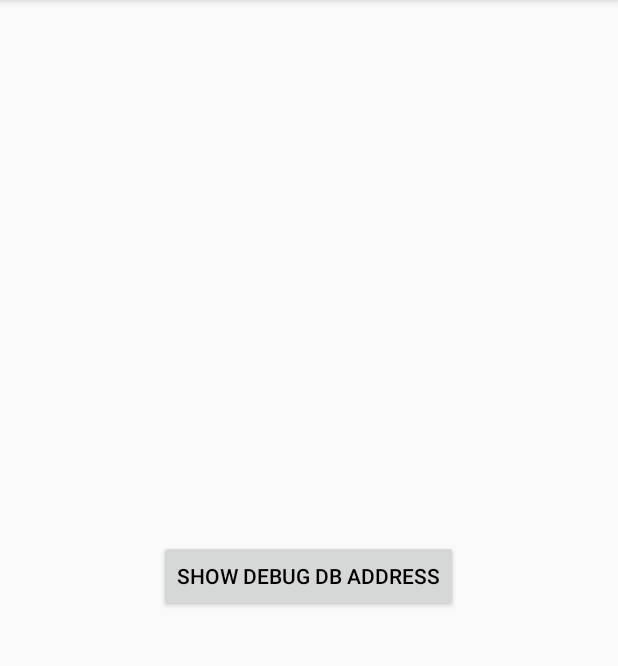
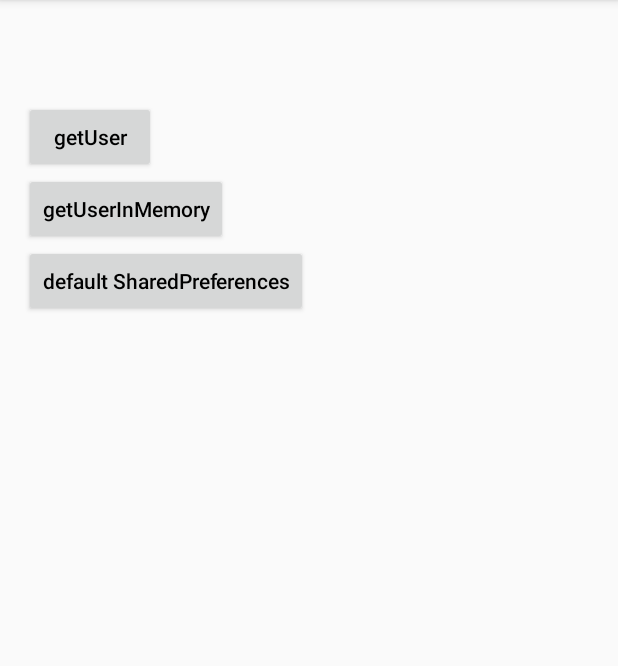
Before and after one commit to fox-zhw/DBDebug, an Android app: the screen it shows after launch (MainActivity), on a phone screen of 412 x 824 dp, the part 84-750 px from its top. Run offline under Robolectric (Android 15) with nearby library versions, the phone set to English and light mode, and no system bars; our stand-ins replace Room's generated code; libraries missing offline, so code that uses them is left out: android.arch.persistence; 1 statement that could not run was skipped.

Commit message:
<>commit

```diff
--- a/app/src/main/java/com/example/dbdubug/MainActivity.java
+++ b/app/src/main/java/com/example/dbdubug/MainActivity.java
@@ -5,10 +5,14 @@ import android.annotation.SuppressLint;
 import android.content.Context;
 import android.content.SharedPreferences;
 import android.os.Bundle;
+import android.os.Handler;
+import android.os.HandlerThread;
 import android.preference.PreferenceManager;
 import android.support.v7.app.AppCompatActivity;
 import android.util.Log;
 import android.view.View;
+import android.widget.Button;
+import android.widget.TextView;
 
 import com.example.dbdubug.database.CarDBHelper;
 import com.example.dbdubug.database.ContactDBHelper;
@@ -20,15 +24,27 @@ import com.example.dbdubug.utils.Utils;
 import java.util.ArrayList;
 import java.util.HashSet;
 import java.util.List;
+import java.util.Map;
 import java.util.Set;
 
 public class MainActivity extends AppCompatActivity {
-	public static final String TAG = "MainActivity";
+	public static final String TAG = "TTTTT";
+
+	Handler mHandler;
+
+	UserDBHelper userDBHelper;
+
 	@SuppressLint("CommitPrefEdits")
 	@Override
 	protected void onCreate(Bundle savedInstanceState) {
 		super.onCreate(savedInstanceState);
 		setContentView(R.layout.activity_main);
+
+		((TextView)findViewById(R.id.tv_address)).setText(Utils.showDebugDBAddressLogToast(getApplicationContext()));
+
+		HandlerThread handlerThread = new HandlerThread("handler thread");
+		handlerThread.start();
+		mHandler = new Handler(handlerThread.getLooper());
 
 		Set<String> stringSet = new HashSet<>();
 		stringSet.add("SetOne");
@@ -82,22 +98,22 @@ public class MainActivity extends AppCompatActivity {
 		}
 
 		// Room database
-		UserDBHelper userDBHelper = new UserDBHelper(getApplicationContext());
-//		if (userDBHelper.count() == 0) {
-//			List<User> userList = new ArrayList<>();
-//			for (int i = 0; i < 20; i++) {
-//				User user = new User();
-//				user.id = (long)(i + 1);
-//				user.name = "user_" + i;
-//				userList.add(user);
-//			}
-//			userDBHelper.insertUser(userList);
-//		}
+		userDBHelper = new UserDBHelper(getApplicationContext());
+		if (userDBHelper.count() == 0) {
+			List<User> userList = new ArrayList<>();
+			for (int i = 0; i < 5; i++) {
+				User user = new User();
+				user.id = (long)(i + 1);
+				user.name = "user_" + i;
+				userList.add(user);
+			}
+			userDBHelper.insertUser(userList);
+		}
 
 		// Room inMemory database
 		if (userDBHelper.countInMemory() == 0) {
 			List<User> userList = new ArrayList<>();
-			for (int i = 0; i < 20; i++) {
+			for (int i = 0; i < 5; i++) {
 				User user = new User();
 				user.id = (long)(i + 1);
 				user.name = "in_memory_user_" + i;
@@ -108,18 +124,35 @@ public class MainActivity extends AppCompatActivity {
 
 		Utils.setCustomDatabaseFiles(getApplicationContext());
 		Utils.setInMemoryRoomDatabases(userDBHelper.getInMemoryDatabase());
-
-		NetworkUtils.getInstance().init(getApplicationContext());
-		NetworkUtils.getInstance().addNetworkStateListener(new NetworkUtils.INetworkStateListener() {
-			@Override
-			public void onNetworkState(int netState, int type) {
-				Log.e(TAG, "onNetworkState: " + netState);
-				Log.e(TAG, "onNetworkState: " + type);
-			}
-		});
 	}
 
-	public void showDebugDbAddress(View view) {
-		Utils.showDebugDBAddressLogToast(getApplicationContext());
+	public void click(View view) {
+		switch (view.getId()) {
+			case R.id.bt_user:
+				mHandler.post(new Runnable() {
+					@Override
+					public void run() {
+						List<User> user = userDBHelper.getUser();
+						Log.w(TAG, "getUser: " + user.toString());
+					}
+				});
+				break;
+			case R.id.bt_user_memory:
+				mHandler.post(new Runnable() {
+					@Override
+					public void run() {
+						List<User> user = userDBHelper.getUserInMemory();
+						Log.w(TAG, "getUserInMemory: " + user.toString());
+					}
+				});
+				break;
+			case R.id.bt_shared_preferences:
+				SharedPreferences sharedPreferences = PreferenceManager.getDefaultSharedPreferences(getApplicationContext());
+				Map<String, ?> all = sharedPreferences.getAll();
+				Log.w(TAG, "SharedPreferences: " + all.toString());
+				break;
+			default:
+				break;
+		}
 	}
 }
--- a/app/src/main/java/com/example/dbdubug/NetworkUtils.java
+++ /dev/null
@@ -1,187 +0,0 @@
-package com.example.dbdubug;
-
-import android.content.BroadcastReceiver;
-import android.content.Context;
-import android.content.Intent;
-import android.content.IntentFilter;
-import android.net.ConnectivityManager;
-import android.net.NetworkInfo;
-import android.support.annotation.IntDef;
-import android.util.Log;
-
-import java.lang.annotation.Retention;
-import java.lang.annotation.RetentionPolicy;
-import java.util.ArrayList;
-import java.util.List;
-
-/**
- * @version 1.1
- * @date 2018/10/11
- */
-
-public class NetworkUtils {
-	public static final String TAG = "Weather0-NetworkUtils";
-	private Context mContext = null;
-	private NetworkConnectChangedReceiver networkConnectChangedReceiver;
-	private final List<INetworkStateListener> networkConnectListeners = new ArrayList<>();
-	@NetState
-	private volatile int netState = STATE_UNKNOWN;
-	public static final int STATE_CONNECTING = 1;
-	public static final int STATE_CONNECTED = 2;
-	public static final int STATE_SUSPENDED = 3;
-	public static final int STATE_DISCONNECTING = 4;
-	public static final int STATE_DISCONNECTED = 5;
-	public static final int STATE_UNKNOWN = 6;
-
-	@NetType
-	private volatile int netType = TYPE_UNKNOWN;
-	public static final int TYPE_WIFI = 11;
-	public static final int TYPE_MOBILE = 12;
-	public static final int TYPE_UNKNOWN = 13;
-
-	/**
-	 * 网络状态
-	 */
-	@IntDef({STATE_CONNECTING,
-			STATE_CONNECTED,
-			STATE_SUSPENDED,
-			STATE_DISCONNECTING,
-			STATE_DISCONNECTED,
-			STATE_UNKNOWN})
-	@Retention(RetentionPolicy.SOURCE)
-	public @interface NetState {
-
-	}
-
-	/**
-	 * 网络类型
-	 */
-	@IntDef({TYPE_WIFI,
-			TYPE_MOBILE,
-			TYPE_UNKNOWN})
-	@Retention(RetentionPolicy.SOURCE)
-	public @interface NetType {
-
-	}
-
-	private NetworkUtils() {
-	}
-
-	public static NetworkUtils getInstance() {
-		return SingletonHolder.INSTANCE;
-	}
-
-	private static class SingletonHolder {
-		private static final NetworkUtils INSTANCE = new NetworkUtils();
-	}
-
-	public void init(Context context) {
-		if (context == null) {
-			throw new IllegalArgumentException("Error context == null");
-		}
-		mContext = context;
-		networkConnectChangedReceiver = new NetworkConnectChangedReceiver();
-		IntentFilter filter = new IntentFilter();
-		filter.addAction(ConnectivityManager.CONNECTIVITY_ACTION);
-		mContext.registerReceiver(networkConnectChangedReceiver, filter);
-	}
-
-	public void destroy() {
-		if (mContext != null && networkConnectChangedReceiver != null) {
-			mContext.unregisterReceiver(networkConnectChangedReceiver);
-		}
-	}
-
-	/**
-	 * 当前是否有网络连接
-	 *
-	 * @return
-	 */
-	public boolean hasNetwork() {
-		if (mContext == null) {
-			throw new IllegalStateException("Error mContext == null");
-		}
-		ConnectivityManager manager = (ConnectivityManager)mContext.getSystemService(Context.CONNECTIVITY_SERVICE);
-		if (manager == null) {
-			return false;
-		}
-
-		NetworkInfo activeNetwork = manager.getActiveNetworkInfo();
-		return (activeNetwork != null && activeNetwork.isAvailable() && activeNetwork.isConnected());
-	}
-
-	/**
-	 * 添加网络状态监听
-	 *
-	 * @param listener
-	 */
-	public void addNetworkStateListener(INetworkStateListener listener) {
-		if (listener != null) {
-			networkConnectListeners.add(listener);
-		}
-	}
-
-	/**
-	 * 移除网络状态监听
-	 *
-	 * @param listener
-	 */
-	public void removeNetworkStateListener(INetworkStateListener listener) {
-		networkConnectListeners.remove(listener);
-	}
-
-	private class NetworkConnectChangedReceiver extends BroadcastReceiver {
-
-		@Override
-		public void onReceive(Context context, Intent intent) {
-			// 监听网络连接，包括wifi和移动数据的打开和关闭,以及连接上可用的连接都会接到监听
-			if (ConnectivityManager.CONNECTIVITY_ACTION.equals(intent.getAction())) {
-				ConnectivityManager manager = (ConnectivityManager)mContext.getSystemService(Context.CONNECTIVITY_SERVICE);
-				if (manager == null) {
-					Log.e(TAG, "onReceive: manager == null");
-					return;
-				}
-
-				NetworkInfo networkInfo = manager.getActiveNetworkInfo();
-
-				if (networkInfo != null) {
-					NetworkInfo.State state = networkInfo.getState();
-					Log.e(TAG, "onReceive: state" + state);
-					// 网络类型 wifi | mobile
-					if (networkInfo.getType() == ConnectivityManager.TYPE_WIFI) {
-						netType = TYPE_WIFI;
-					} else if (networkInfo.getType() == ConnectivityManager.TYPE_MOBILE) {
-						netType = TYPE_MOBILE;
-					}
-
-					// 网络状态 connected | disconnected
-					if (NetworkInfo.State.CONNECTED == state && networkInfo.isAvailable()) {
-						Log.e(TAG, netType + "已连接");
-						netState = STATE_CONNECTED;
-					} else {
-						Log.e(TAG, netType + "已断开");
-						netState = STATE_DISCONNECTED;
-					}
-				} else {
-					Log.e(TAG, "已断开" + netType);
-					netState = STATE_DISCONNECTED;
-				}
-
-				for (INetworkStateListener listener : networkConnectListeners) {
-					listener.onNetworkState(netState, netType);
-				}
-			}
-		}
-	}
-
-	/**
-	 * 网络状态监听
-	 */
-	public interface INetworkStateListener {
-		/**
-		 * @param netState {@link NetState}
-		 * @param type     {@link NetType}
-		 */
-		void onNetworkState(@NetState int netState, @NetType int type);
-	}
-}
--- a/app/src/main/java/com/example/dbdubug/database/room/UserDBHelper.java
+++ b/app/src/main/java/com/example/dbdubug/database/room/UserDBHelper.java
@@ -12,29 +12,37 @@ import java.util.List;
 
 public class UserDBHelper {
 
-//    private final AppDatabase appDatabase;
+    private final AppDatabase appDatabase;
     private final AppDatabase inMemoryAppDatabase;
 
     public UserDBHelper(Context context) {
-//        appDatabase = Room.databaseBuilder(context, AppDatabase.class, "User.db")
-//                .allowMainThreadQueries()
-//                .build();
+        appDatabase = Room.databaseBuilder(context, AppDatabase.class, "User.db")
+                .allowMainThreadQueries()
+                .build();
         inMemoryAppDatabase = Room.inMemoryDatabaseBuilder(context, AppDatabase.class)
                 .allowMainThreadQueries()
                 .build();
     }
 
     public void insertUser(List<User> userList) {
-//        appDatabase.userDao().insertAll(userList);
+        appDatabase.userDao().insertAll(userList);
+    }
+
+    public List<User> getUser() {
+	    return appDatabase.userDao().loadAll();
     }
 
     public void insertUserInMemory(List<User> userList) {
         inMemoryAppDatabase.userDao().insertAll(userList);
     }
 
-//    public int count() {
-//        return appDatabase.userDao().loadAll().size();
-//    }
+	public List<User> getUserInMemory() {
+		return inMemoryAppDatabase.userDao().loadAll();
+	}
+
+    public int count() {
+        return appDatabase.userDao().loadAll().size();
+    }
 
     public int countInMemory() {
         return inMemoryAppDatabase.userDao().loadAll().size();
--- a/app/src/main/java/com/example/dbdubug/utils/Utils.java
+++ b/app/src/main/java/com/example/dbdubug/utils/Utils.java
@@ -41,17 +41,20 @@ public class Utils {
         // This class is not publicly instantiable
     }
 
-    public static void showDebugDBAddressLogToast(Context context) {
+    public static String showDebugDBAddressLogToast(Context context) {
         if (BuildConfig.DEBUG) {
             try {
                 Class<?> debugDB = Class.forName("com.amitshekhar.DebugDB");
                 Method getAddressLog = debugDB.getMethod("getAddressLog");
                 Object value = getAddressLog.invoke(null);
                 Toast.makeText(context, (String) value, Toast.LENGTH_LONG).show();
+
+                return (String) value;
             } catch (Exception ignore) {
 
             }
         }
+	    return "";
     }
 
     public static void setCustomDatabaseFiles(Context context) {
--- a/app/src/main/res/layout/activity_main.xml
+++ b/app/src/main/res/layout/activity_main.xml
@@ -1,5 +1,5 @@
 <?xml version="1.0" encoding="utf-8"?>
-<FrameLayout xmlns:android="http://schemas.android.com/apk/res/android"
+<LinearLayout xmlns:android="http://schemas.android.com/apk/res/android"
     xmlns:tools="http://schemas.android.com/tools"
     android:layout_width="match_parent"
     android:layout_height="match_parent"
@@ -7,14 +7,41 @@
     android:paddingLeft="@dimen/activity_horizontal_margin"
     android:paddingRight="@dimen/activity_horizontal_margin"
     android:paddingTop="@dimen/activity_vertical_margin"
+    android:orientation="vertical"
     tools:context=".MainActivity">
 
+    <TextView
+        android:padding="16dp"
+        android:id="@+id/tv_address"
+        android:layout_width="wrap_content"
+        android:textColor="@android:color/black"
+        android:layout_height="wrap_content"/>
+
     <Button
+        android:id="@+id/bt_user"
+        android:textAllCaps="false"
         android:layout_width="wrap_content"
         android:layout_height="wrap_content"
         android:textColor="@android:color/black"
-        android:onClick="showDebugDbAddress"
-        android:layout_gravity="center"
-        android:text="@string/show_debug_db_address" />
+        android:onClick="click"
+        android:text="getUser"/>
 
-</FrameLayout>
+    <Button
+        android:id="@+id/bt_user_memory"
+        android:textAllCaps="false"
+        android:layout_width="wrap_content"
+        android:layout_height="wrap_content"
+        android:textColor="@android:color/black"
+        android:onClick="click"
+        android:text="getUserInMemory"/>
+
+    <Button
+        android:id="@+id/bt_shared_preferences"
+        android:textAllCaps="false"
+        android:layout_width="wrap_content"
+        android:layout_height="wrap_content"
+        android:textColor="@android:color/black"
+        android:onClick="click"
+        android:text="default SharedPreferences"/>
+
+</LinearLayout>
```
Also changed, not shown: app/src/main/java/com/example/dbdubug/database/room/User.java (+7 -0 lines).
